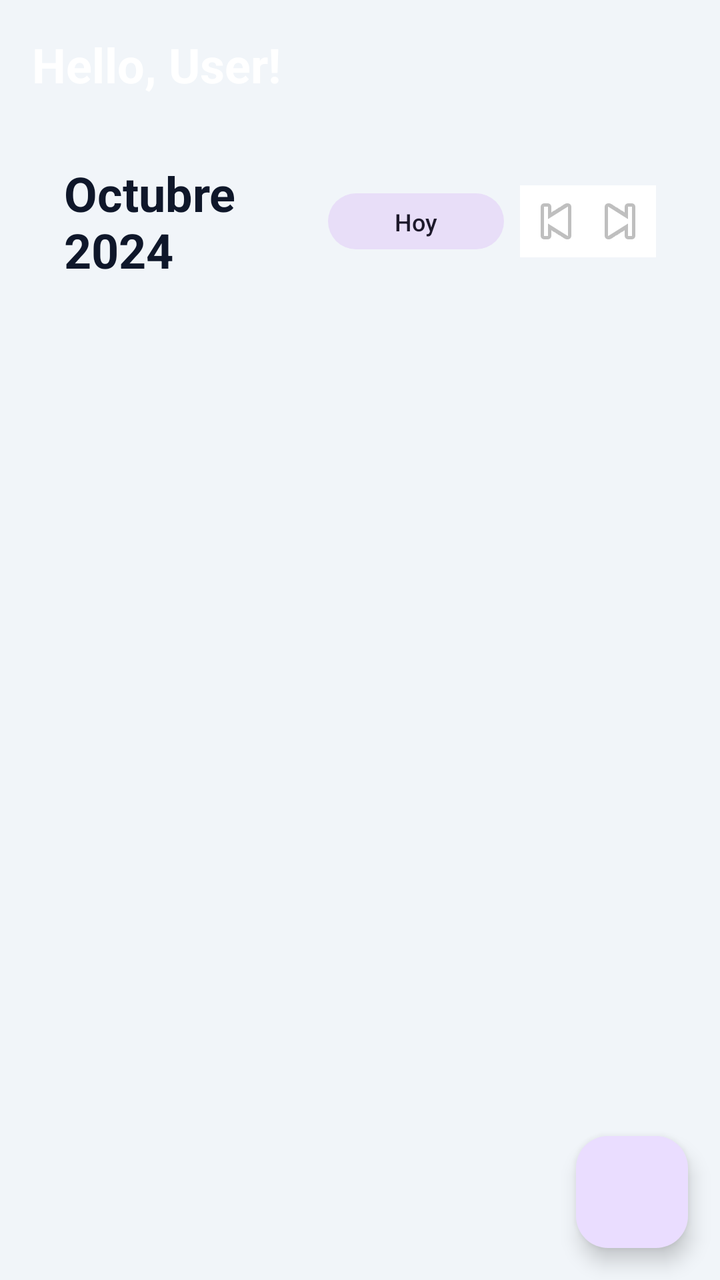
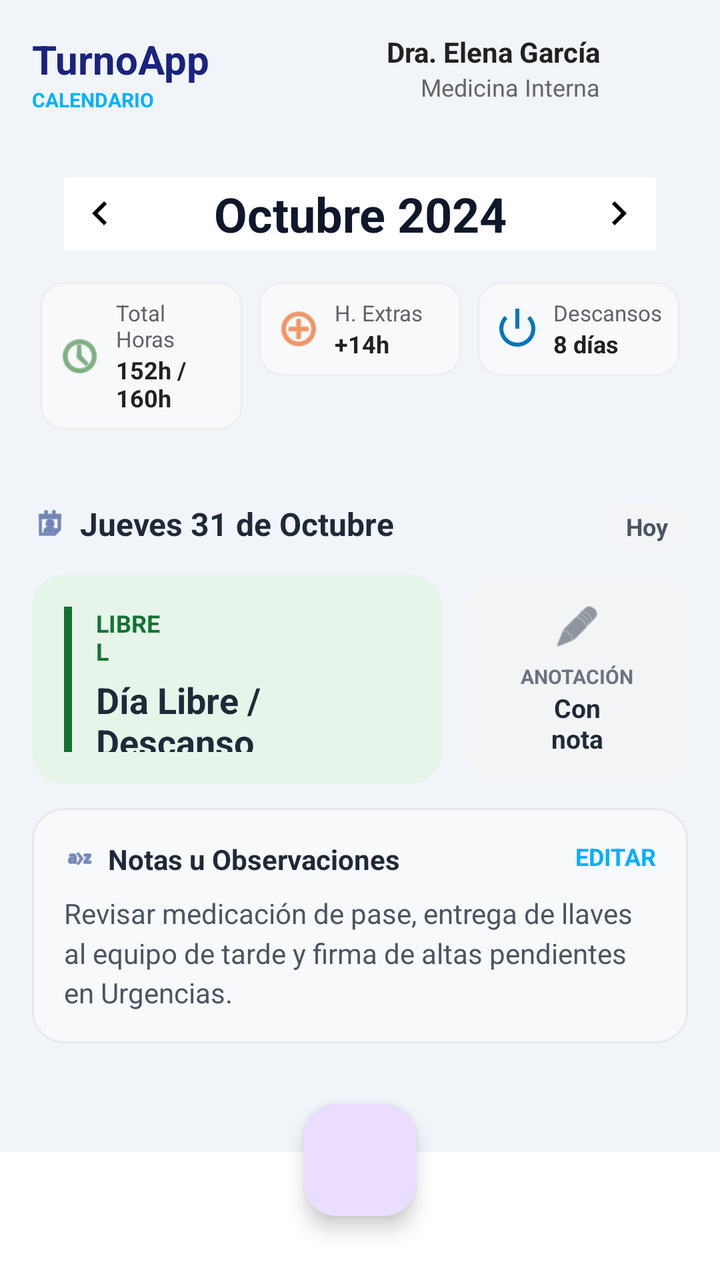

Before-and-after screenshots of an Android layout around one commit, followed by the original layout XML and the change that was made.
<!-- AndroidManifest.xml: application theme Theme.MiTurnoApp -->
<!-- res/layout/activity_main.xml -->
<?xml version="1.0" encoding="utf-8"?>
<androidx.coordinatorlayout.widget.CoordinatorLayout xmlns:android="http://schemas.android.com/apk/res/android"
    xmlns:app="http://android.com"
    xmlns:tools="http://android.com"
    android:layout_width="match_parent"
    android:layout_height="match_parent"
    android:background="@color/background_app"
    tools:context="com.example.miturnoapp.activities.MainActivity">

    <LinearLayout
        android:layout_width="match_parent"
        android:layout_height="match_parent"
        android:orientation="vertical"
        android:padding="16dp">

        
        <TextView
            android:id="@+id/tvUserHello"
            android:layout_width="wrap_content"
            android:layout_height="wrap_content"
            android:text="Hello, User!"
            android:textColor="#FFFFFF"
            android:textSize="24sp"
            android:textStyle="bold"
            android:layout_marginBottom="16dp" />

        <include
            android:id="@+id/layoutMonthNavigator"
            layout="@layout/layout_month_navigator" />


        
        <androidx.recyclerview.widget.RecyclerView
            android:id="@+id/rvCalendarGrid"
            android:layout_width="match_parent"
            android:layout_height="0dp"
            android:layout_weight="1"
            android:layout_marginTop="8dp" />

    </LinearLayout>

    
    <com.google.android.material.floatingactionbutton.FloatingActionButton
        android:id="@+id/fabAssignShift"
        android:layout_width="wrap_content"
        android:layout_height="wrap_content"
        android:layout_gravity="bottom|end"
        android:layout_margin="16dp"
        android:contentDescription="Assign Shift"
        app:icon="@android:drawable/ic_menu_edit"
        app:srcCompat="@android:drawable/ic_menu_edit" />

</androidx.coordinatorlayout.widget.CoordinatorLayout>
<!-- res/layout/layout_month_navigator.xml (included above) -->
<?xml version="1.0" encoding="utf-8"?>
<LinearLayout xmlns:android="http://schemas.android.com/apk/res/android"
    xmlns:app="http://android.com"
    xmlns:tools="http://android.com"
    android:layout_width="match_parent"
    android:layout_height="wrap_content"
    android:orientation="horizontal"
    android:paddingHorizontal="16dp"
    android:paddingTop="16dp"
    android:gravity="center_vertical">

    
    <TextView
        android:id="@+id/tvCurrentMonth"
        android:layout_width="0dp"
        android:layout_height="wrap_content"
        android:layout_weight="1"
        android:text="Octubre 2024"
        android:textColor="@color/text_main"
        android:textSize="24sp"
        android:textStyle="bold" />

    
    <com.google.android.material.button.MaterialButton
        android:id="@+id/btnToday"
        style="@style/Widget.Material3.Button.TonalButton"
        android:layout_width="wrap_content"
        android:layout_height="36dp"
        android:layout_marginEnd="8dp"
        android:text="Hoy"
        android:textSize="12sp"
        app:cornerRadius="999dp"
        app:paddingStart="12dp"
        app:paddingEnd="12dp" />

    
    <LinearLayout
        android:layout_width="wrap_content"
        android:layout_height="36dp"
        android:background="@color/white"
        android:orientation="horizontal"
        android:gravity="center"
        android:padding="2dp">

        <ImageButton
            android:id="@+id/btnPrevMonth"
            android:layout_width="32dp"
            android:layout_height="32dp"
            android:background="?attr/selectableItemBackgroundBorderless"
            android:src="@android:drawable/ic_media_previous"
            tools:ignore="ContentDescription" />

        <ImageButton
            android:id="@+id/btnNextMonth"
            android:layout_width="32dp"
            android:layout_height="32dp"
            android:background="?attr/selectableItemBackgroundBorderless"
            android:src="@android:drawable/ic_media_next"
            tools:ignore="ContentDescription" />
    </LinearLayout>
</LinearLayout>
<!-- resources referenced by this layout -->
<resources>
  <color name="background_app">#F1F5F9</color>
  <color name="text_main">#0F172A</color>
  <color name="white">#FFFFFFFF</color>
  <style name="Theme.MiTurnoApp" parent="Base.Theme.MiTurnoApp" />
  <style name="Base.Theme.MiTurnoApp" parent="Theme.Material3.DayNight.NoActionBar">
          
          
      </style>
</resources>

<!-- the commit's change to res/layout/activity_main.xml (unified diff, before → after) -->
@@ -7,48 +7,146 @@
     android:background="@color/background_app"
     tools:context="com.example.miturnoapp.activities.MainActivity">
 
-    <LinearLayout
+    
+    <androidx.core.widget.NestedScrollView
         android:layout_width="match_parent"
         android:layout_height="match_parent"
-        android:orientation="vertical"
-        android:padding="16dp">
-
-        
-        <TextView
-            android:id="@+id/tvUserHello"
-            android:layout_width="wrap_content"
-            android:layout_height="wrap_content"
-            android:text="Hello, User!"
-            android:textColor="#FFFFFF"
-            android:textSize="24sp"
-            android:textStyle="bold"
-            android:layout_marginBottom="16dp" />
-
-        <include
-            android:id="@+id/layoutMonthNavigator"
-            layout="@layout/layout_month_navigator" />
-
-
-        
-        <androidx.recyclerview.widget.RecyclerView
-            android:id="@+id/rvCalendarGrid"
+        android:clipToPadding="false"
+        android:paddingBottom="80dp"
+        app:layout_behavior="@string/appbar_scrolling_view_behavior">
+
+        <LinearLayout
             android:layout_width="match_parent"
-            android:layout_height="0dp"
-            android:layout_weight="1"
-            android:layout_marginTop="8dp" />
-
-    </LinearLayout>
+            android:layout_height="wrap_content"
+            android:orientation="vertical"
+            android:padding="16dp">
+
+            
+            <RelativeLayout
+                android:layout_width="match_parent"
+                android:layout_height="wrap_content"
+                android:layout_marginBottom="16dp">
+
+                <LinearLayout
+                    android:layout_width="wrap_content"
+                    android:layout_height="wrap_content"
+                    android:orientation="vertical">
+
+                    <TextView
+                        android:layout_width="wrap_content"
+                        android:layout_height="wrap_content"
+                        android:text="TurnoApp"
+                        android:textColor="#1A237E"
+                        android:textSize="20sp"
+                        android:textStyle="bold" />
+
+                    <TextView
+                        android:layout_width="wrap_content"
+                        android:layout_height="wrap_content"
+                        android:text="CALENDARIO"
+                        android:textColor="#00B0FF"
+                        android:textSize="10sp"
+                        android:textStyle="bold" />
+                </LinearLayout>
+
+                <LinearLayout
+                    android:layout_width="wrap_content"
+                    android:layout_height="wrap_content"
+                    android:layout_alignParentEnd="true"
+                    android:gravity="center_vertical"
+                    android:orientation="horizontal">
+
+                    <LinearLayout
+                        android:layout_width="wrap_content"
+                        android:layout_height="wrap_content"
+                        android:layout_marginEnd="8dp"
+                        android:gravity="end"
+                        android:orientation="vertical">
+
+                        <TextView
+                            android:id="@+id/tvUserHello"
+                            android:layout_width="wrap_content"
+                            android:layout_height="wrap_content"
+                            android:text="Dra. Elena García"
+                            android:textColor="#212121"
+                            android:textSize="14sp"
+                            android:textStyle="bold" />
+
+                        <TextView
+                            android:layout_width="wrap_content"
+                            android:layout_height="wrap_content"
+                            android:text="Medicina Interna"
+                            android:textColor="#666666"
+                            android:textSize="12sp" />
+                    </LinearLayout>
+
+                    <com.google.android.material.imageview.ShapeableImageView
+                        android:layout_width="36dp"
+                        android:layout_height="36dp"
+                        android:src="@android:drawable/sym_def_app_icon"
+                        app:shapeAppearanceOverlay="@style/ShapeAppearance.Material3.Corner.Full" />
+                </LinearLayout>
+            </RelativeLayout>
+
+            
+            <include
+                android:id="@+id/layoutMonthNavigator"
+                layout="@layout/layout_month_navigator" />
+
+            
+            <include
+                android:id="@+id/layoutStatsCards"
+                layout="@layout/layout_stats_cards"
+                android:layout_width="match_parent"
+                android:layout_height="wrap_content"
+                android:layout_marginTop="12dp"
+                tools:layout_height="60dp" />
+
+            
+            <androidx.recyclerview.widget.RecyclerView
+                android:id="@+id/rvCalendarGrid"
+                android:layout_width="match_parent"
+                android:layout_height="wrap_content"
+                android:layout_marginTop="12dp"
+                android:nestedScrollingEnabled="false" />
+
+            
+            <include
+                android:id="@+id/layoutDayDetail"
+                layout="@layout/layout_day_detail"
+                android:layout_width="match_parent"
+                android:layout_height="wrap_content"
+                android:layout_marginTop="20dp"
+                tools:layout_height="180dp" />
+
+        </LinearLayout>
+    </androidx.core.widget.NestedScrollView>
+
+    
+    <com.google.android.material.bottomnavigation.BottomNavigationView
+        android:id="@+id/bottomNavigation"
+        android:layout_width="match_parent"
+        android:layout_height="64dp"
+        android:layout_gravity="bottom"
+        android:background="#FFFFFF"
+        app:itemIconTint="#0A1128"
+        app:itemTextColor="#0A1128"
+        app:labelVisibilityMode="labeled"
+        app:menu="@menu/bottom_nav_menu" />
 
     
     <com.google.android.material.floatingactionbutton.FloatingActionButton
         android:id="@+id/fabAssignShift"
         android:layout_width="wrap_content"
         android:layout_height="wrap_content"
-        android:layout_gravity="bottom|end"
-        android:layout_margin="16dp"
-        android:contentDescription="Assign Shift"
-        app:icon="@android:drawable/ic_menu_edit"
-        app:srcCompat="@android:drawable/ic_menu_edit" />
+        android:layout_gravity="bottom|center_horizontal"
+        android:layout_marginBottom="32dp"
+        app:backgroundTint="#0A1128"
+        app:fabSize="normal"
+        app:maxImageSize="24dp"
+        app:shapeAppearanceOverlay="@style/ShapeAppearance.Material3.Corner.Full"
+        app:srcCompat="@android:drawable/ic_input_add"
+        app:tint="#FFFFFF" />
 
 </androidx.coordinatorlayout.widget.CoordinatorLayout>
 <!-- res/layout/layout_month_navigator.xml (included above) -->
@@ -58,58 +156,437 @@
     xmlns:tools="http://android.com"
     android:layout_width="match_parent"
     android:layout_height="wrap_content"
+    android:gravity="center_vertical"
     android:orientation="horizontal"
     android:paddingHorizontal="16dp"
-    android:paddingTop="16dp"
-    android:gravity="center_vertical">
-
-    
-    <TextView
-        android:id="@+id/tvCurrentMonth"
-        android:layout_width="0dp"
-        android:layout_height="wrap_content"
-        android:layout_weight="1"
-        android:text="Octubre 2024"
-        android:textColor="@color/text_main"
-        android:textSize="24sp"
-        android:textStyle="bold" />
-
-    
-    <com.google.android.material.button.MaterialButton
-        android:id="@+id/btnToday"
-        style="@style/Widget.Material3.Button.TonalButton"
-        android:layout_width="wrap_content"
-        android:layout_height="36dp"
-        android:layout_marginEnd="8dp"
-        android:text="Hoy"
-        android:textSize="12sp"
-        app:cornerRadius="999dp"
-        app:paddingStart="12dp"
-        app:paddingEnd="12dp" />
+    android:paddingTop="16dp">
 
     
     <LinearLayout
-        android:layout_width="wrap_content"
-        android:layout_height="36dp"
+        android:layout_width="match_parent"
+        android:layout_height="wrap_content"
         android:background="@color/white"
+        android:gravity="center_vertical"
         android:orientation="horizontal"
-        android:gravity="center"
         android:padding="2dp">
 
+        
         <ImageButton
             android:id="@+id/btnPrevMonth"
             android:layout_width="32dp"
             android:layout_height="32dp"
             android:background="?attr/selectableItemBackgroundBorderless"
-            android:src="@android:drawable/ic_media_previous"
+            android:src="@drawable/ic_previous_month"
             tools:ignore="ContentDescription" />
 
+        
+        <TextView
+            android:id="@+id/tvCurrentMonth"
+            android:layout_width="0dp"
+            android:layout_height="wrap_content"
+            android:layout_weight="1"
+            android:gravity="center"
+            android:text="Octubre 2024"
+            android:textColor="@color/text_main"
+            android:textSize="24sp"
+            android:textStyle="bold" />
+
+        
         <ImageButton
             android:id="@+id/btnNextMonth"
             android:layout_width="32dp"
             android:layout_height="32dp"
             android:background="?attr/selectableItemBackgroundBorderless"
-            android:src="@android:drawable/ic_media_next"
+            android:src="@drawable/ic_next_month"
             tools:ignore="ContentDescription" />
+
     </LinearLayout>
 </LinearLayout>
+<!-- res/layout/layout_stats_cards.xml (included above) -->
+<?xml version="1.0" encoding="utf-8"?>
+<LinearLayout xmlns:android="http://schemas.android.com/apk/res/android"
+    xmlns:app="http://android.com"
+    android:layout_width="match_parent"
+    android:layout_height="wrap_content"
+    android:orientation="horizontal"
+    android:baselineAligned="false"
+    android:weightSum="3">
+
+    
+    <com.google.android.material.card.MaterialCardView
+        android:layout_width="0dp"
+        android:layout_height="wrap_content"
+        android:layout_weight="1"
+        android:layout_margin="4dp"
+        app:cardCornerRadius="12dp"
+        app:cardElevation="0dp"
+        app:strokeWidth="1dp"
+        app:strokeColor="#EDEDED"
+        app:cardBackgroundColor="#F8F9FA">
+
+        <LinearLayout
+            android:layout_width="match_parent"
+            android:layout_height="wrap_content"
+            android:orientation="horizontal"
+            android:padding="8dp"
+            android:gravity="center_vertical">
+
+            <ImageView
+                android:layout_width="24dp"
+                android:layout_height="24dp"
+                android:src="@android:drawable/ic_menu_recent_history"
+                android:contentDescription="Total Horas"
+                app:tint="#2E7D32"/>
+
+            <LinearLayout
+                android:layout_width="match_parent"
+                android:layout_height="wrap_content"
+                android:orientation="vertical"
+                android:layout_marginStart="6dp">
+
+                <TextView
+                    android:layout_width="wrap_content"
+                    android:layout_height="wrap_content"
+                    android:text="Total Horas"
+                    android:textSize="11sp"
+                    android:textColor="#5F6368" />
+
+                <TextView
+                    android:layout_width="wrap_content"
+                    android:layout_height="wrap_content"
+                    android:text="152h / 160h"
+                    android:textSize="12sp"
+                    android:textStyle="bold"
+                    android:textColor="#202124" />
+            </LinearLayout>
+        </LinearLayout>
+    </com.google.android.material.card.MaterialCardView>
+
+    
+    <com.google.android.material.card.MaterialCardView
+        android:layout_width="0dp"
+        android:layout_height="wrap_content"
+        android:layout_weight="1"
+        android:layout_margin="4dp"
+        app:cardCornerRadius="12dp"
+        app:cardElevation="0dp"
+        app:strokeWidth="1dp"
+        app:strokeColor="#EDEDED"
+        app:cardBackgroundColor="#F8F9FA">
+
+        <LinearLayout
+            android:layout_width="match_parent"
+            android:layout_height="wrap_content"
+            android:orientation="horizontal"
+            android:padding="8dp"
+            android:gravity="center_vertical">
+
+            <ImageView
+                android:layout_width="24dp"
+                android:layout_height="24dp"
+                android:src="@android:drawable/ic_menu_add"
+                android:contentDescription="Horas Extras"
+                app:tint="#E65100"/>
+
+            <LinearLayout
+                android:layout_width="match_parent"
+                android:layout_height="wrap_content"
+                android:orientation="vertical"
+                android:layout_marginStart="6dp">
+
+                <TextView
+                    android:layout_width="wrap_content"
+                    android:layout_height="wrap_content"
+                    android:text="H. Extras"
+                    android:textSize="11sp"
+                    android:textColor="#5F6368" />
+
+                <TextView
+                    android:layout_width="wrap_content"
+                    android:layout_height="wrap_content"
+                    android:text="+14h"
+                    android:textSize="12sp"
+                    android:textStyle="bold"
+                    android:textColor="#202124" />
+            </LinearLayout>
+        </LinearLayout>
+    </com.google.android.material.card.MaterialCardView>
+
+    
+    <com.google.android.material.card.MaterialCardView
+        android:layout_width="0dp"
+        android:layout_height="wrap_content"
+        android:layout_weight="1"
+        android:layout_margin="4dp"
+        app:cardCornerRadius="12dp"
+        app:cardElevation="0dp"
+        app:strokeWidth="1dp"
+        app:strokeColor="#EDEDED"
+        app:cardBackgroundColor="#F8F9FA">
+
+        <LinearLayout
+            android:layout_width="match_parent"
+            android:layout_height="wrap_content"
+            android:orientation="horizontal"
+            android:padding="8dp"
+            android:gravity="center_vertical">
+
+            <ImageView
+                android:layout_width="24dp"
+                android:layout_height="24dp"
+                android:src="@android:drawable/ic_lock_power_off"
+                android:contentDescription="Descansos"
+                app:tint="#0277BD"/>
+
+            <LinearLayout
+                android:layout_width="match_parent"
+                android:layout_height="wrap_content"
+                android:orientation="vertical"
+                android:layout_marginStart="6dp">
+
+                <TextView
+                    android:layout_width="wrap_content"
+                    android:layout_height="wrap_content"
+                    android:text="Descansos"
+                    android:textSize="11sp"
+                    android:textColor="#5F6368" />
+
+                <TextView
+                    android:layout_width="wrap_content"
+                    android:layout_height="wrap_content"
+                    android:text="8 días"
+                    android:textSize="12sp"
+                    android:textStyle="bold"
+                    android:textColor="#202124" />
+            </LinearLayout>
+        </LinearLayout>
+    </com.google.android.material.card.MaterialCardView>
+
+</LinearLayout>
+<!-- res/layout/layout_day_detail.xml (included above) -->
+<?xml version="1.0" encoding="utf-8"?>
+<LinearLayout xmlns:android="http://schemas.android.com/apk/res/android"
+    xmlns:app="http://android.com"
+    android:layout_width="match_parent"
+    android:layout_height="wrap_content"
+    android:orientation="vertical">
+
+    
+    <RelativeLayout
+        android:layout_width="match_parent"
+        android:layout_height="wrap_content"
+        android:layout_marginBottom="12dp">
+
+        <LinearLayout
+            android:layout_width="wrap_content"
+            android:layout_height="wrap_content"
+            android:orientation="horizontal"
+            android:gravity="center_vertical">
+
+            <ImageView
+                android:layout_width="18dp"
+                android:layout_height="18dp"
+                android:src="@android:drawable/ic_menu_my_calendar"
+                app:tint="#1E3A8A" />
+
+            <TextView
+                android:id="@+id/tvSelectedDateTitle"
+                android:layout_width="wrap_content"
+                android:layout_height="wrap_content"
+                android:layout_marginStart="6dp"
+                android:text="Jueves 31 de Octubre"
+                android:textColor="#1F2937"
+                android:textSize="16sp"
+                android:textStyle="bold" />
+        </LinearLayout>
+
+        <TextView
+            android:layout_width="wrap_content"
+            android:layout_height="wrap_content"
+            android:layout_alignParentEnd="true"
+            android:background="@android:drawable/toast_frame"
+            android:backgroundTint="#F3F4F6"
+            android:paddingHorizontal="10dp"
+            android:paddingVertical="4dp"
+            android:text="Hoy"
+            android:textColor="#4B5563"
+            android:textSize="12sp"
+            android:textStyle="bold" />
+    </RelativeLayout>
+
+    
+    <LinearLayout
+        android:layout_width="match_parent"
+        android:layout_height="wrap_content"
+        android:orientation="horizontal"
+        android:baselineAligned="false"
+        android:weightSum="10">
+
+        
+        <com.google.android.material.card.MaterialCardView
+            android:layout_width="0dp"
+            android:layout_height="match_parent"
+            android:layout_weight="6.5"
+            android:layout_marginEnd="6dp"
+            app:cardCornerRadius="16dp"
+            app:cardElevation="0dp"
+            app:cardBackgroundColor="#E6F4EA"
+            app:strokeWidth="0dp">
+
+            <LinearLayout
+                android:layout_width="match_parent"
+                android:layout_height="wrap_content"
+                android:orientation="horizontal"
+                android:padding="16dp">
+
+                
+                <View
+                    android:layout_width="4dp"
+                    android:layout_height="match_parent"
+                    android:background="#137333" />
+
+                <LinearLayout
+                    android:layout_width="match_parent"
+                    android:layout_height="wrap_content"
+                    android:orientation="vertical"
+                    android:layout_marginStart="12dp">
+
+                    <TextView
+                        android:layout_width="wrap_content"
+                        android:layout_height="wrap_content"
+                        android:text="LIBRE\nL"
+                        android:textColor="#137333"
+                        android:textSize="12sp"
+                        android:textStyle="bold" />
+
+                    <TextView
+                        android:layout_width="wrap_content"
+                        android:layout_height="wrap_content"
+                        android:layout_marginTop="4dp"
+                        android:text="Día Libre /\nDescanso"
+                        android:textColor="#1F2937"
+                        android:textSize="18sp"
+                        android:textStyle="bold" />
+
+                    <TextView
+                        android:layout_width="wrap_content"
+                        android:layout_height="wrap_content"
+                        android:layout_marginTop="8dp"
+                        android:text="Saliente de Noche"
+                        android:textColor="#4B5563"
+                        android:textSize="13sp" />
+                </LinearLayout>
+            </LinearLayout>
+        </com.google.android.material.card.MaterialCardView>
+
+        
+        <com.google.android.material.card.MaterialCardView
+            android:layout_width="0dp"
+            android:layout_height="wrap_content"
+            android:layout_weight="3.5"
+            android:layout_marginStart="6dp"
+            app:cardCornerRadius="16dp"
+            app:cardElevation="0dp"
+            app:cardBackgroundColor="#F3F4F6"
+            app:strokeWidth="0dp">
+
+            <LinearLayout
+                android:layout_width="match_parent"
+                android:layout_height="wrap_content"
+                android:orientation="vertical"
+                android:padding="14dp"
+                android:gravity="center">
+
+                <ImageView
+                    android:layout_width="24dp"
+                    android:layout_height="24dp"
+                    android:src="@android:drawable/ic_menu_edit"
+                    app:tint="#4B5563" />
+
+                <TextView
+                    android:layout_width="wrap_content"
+                    android:layout_height="wrap_content"
+                    android:layout_marginTop="6dp"
+                    android:text="ANOTACIÓN"
+                    android:textColor="#6B7280"
+                    android:textSize="10sp"
+                    android:textStyle="bold" />
+
+                <TextView
+                    android:layout_width="wrap_content"
+                    android:layout_height="wrap_content"
+                    android:text="Con\nnota"
+                    android:textColor="#1F2937"
+                    android:textSize="13sp"
+                    android:textStyle="bold"
+                    android:gravity="center" />
+            </LinearLayout>
+        </com.google.android.material.card.MaterialCardView>
+    </LinearLayout>
+
+    
+    <com.google.android.material.card.MaterialCardView
+        android:layout_width="match_parent"
+        android:layout_height="wrap_content"
+        android:layout_marginTop="12dp"
+        app:cardCornerRadius="16dp"
+        app:cardElevation="0dp"
+        app:cardBackgroundColor="#F8F9FA"
+        app:strokeWidth="1dp"
+        app:strokeColor="#E5E7EB">
+
+        <LinearLayout
+            android:layout_width="match_parent"
+            android:layout_height="wrap_content"
+            android:orientation="vertical"
+            android:padding="16dp">
+
+            <RelativeLayout
+                android:layout_width="match_parent"
+                android:layout_height="wrap_content"
+                android:layout_marginBottom="8dp">
+
+                <LinearLayout
+                    android:layout_width="wrap_content"
+                    android:layout_height="wrap_content"
+                    android:orientation="horizontal"
+                    android:gravity="center_vertical">
+
+                    <ImageView
+                        android:layout_width="16dp"
+                        android:layout_height="16dp"
+                        android:src="@android:drawable/ic_menu_sort_alphabetically"
+                        app:tint="#1E3A8A" />
+
+                    <TextView
+                        android:layout_width="wrap_content"
+                        android:layout_height="wrap_content"
+                        android:layout_marginStart="6dp"
+                        android:text="Notas u Observaciones"
+                        android:textColor="#1F2937"
+                        android:textStyle="bold"
+                        android:textSize="14sp" />
+                </LinearLayout>
+
+                <TextView
+                    android:layout_width="wrap_content"
+                    android:layout_height="wrap_content"
+                    android:layout_alignParentEnd="true"
+                    android:text="EDITAR"
+                    android:textColor="#00B0FF"
+                    android:textStyle="bold"
+                    android:textSize="12sp" />
+            </RelativeLayout>
+
+            <TextView
+                android:id="@+id/tvDayNotes"
+                android:layout_width="match_parent"
+                android:layout_height="wrap_content"
+                android:text="Revisar medicación de pase, entrega de llaves al equipo de tarde y firma de altas pendientes en Urgencias."
+                android:textColor="#4B5563"
+                android:textSize="14sp"
+                android:lineSpacingMultiplier="1.2" />
+        </LinearLayout>
+    </com.google.android.material.card.MaterialCardView>
+
+</LinearLayout>
<!-- resource entries referenced after the edit -->
@@ -3,6 +3,24 @@
   <color name="background_app">#F1F5F9</color>
   <color name="text_main">#0F172A</color>
   <color name="white">#FFFFFFFF</color>
+  <!-- drawable ic_next_month (drawable) -->
+  <vector xmlns:android="http://schemas.android.com/apk/res/android"
+      android:width="24dp"
+      android:height="24dp"
+      android:viewportWidth="24"
+      android:viewportHeight="24">
+      <path android:fillColor="@android:color/black"
+          android:pathData="M12.6,12L8,7.4L9.4,6l6,6l-6,6L8,16.6L12.6,12Z"/>
+  </vector>
+  <!-- drawable ic_previous_month (drawable) -->
+  <vector xmlns:android="http://schemas.android.com/apk/res/android"
+      android:width="24dp"
+      android:height="24dp"
+      android:viewportWidth="24"
+      android:viewportHeight="24">
+      <path android:fillColor="@android:color/black"
+          android:pathData="M14,18L8,12l6-6l1.4,1.4L10.8,12l4.6,4.6L14,18Z"/>
+  </vector>
   <style name="Theme.MiTurnoApp" parent="Base.Theme.MiTurnoApp" />
   <style name="Base.Theme.MiTurnoApp" parent="Theme.Material3.DayNight.NoActionBar">
           
